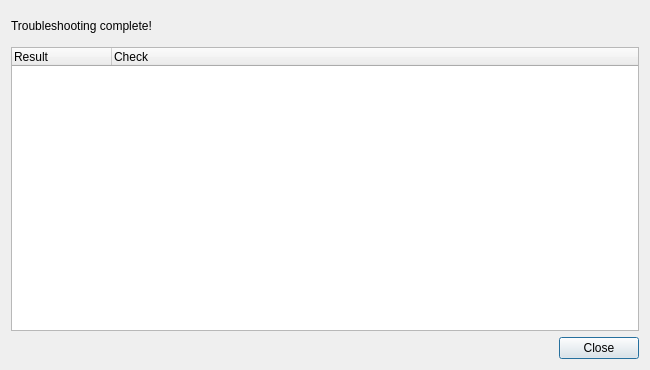
Qt form data/qt/troubleshooter.ui (polychromatic/polychromatic) before a commit.
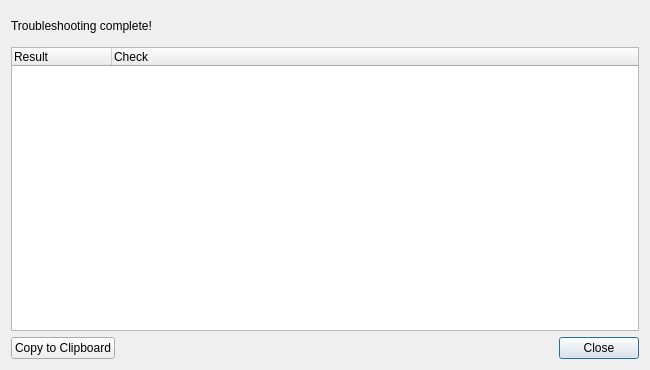
The same form after that commit. Icons and pictures are not drawn.

Commit message: troubleshooter: Colour $ commands and add copy to clipboard

Diff of the .ui file:
```diff
--- a/data/qt/troubleshooter.ui
+++ b/data/qt/troubleshooter.ui
@@ -111,6 +111,19 @@
       <property name="bottomMargin">
        <number>0</number>
       </property>
+      <item>
+       <widget class="QPushButton" name="CopyToClipboard">
+        <property name="text">
+         <string>Copy to Clipboard</string>
+        </property>
+        <property name="icon">
+         <iconset theme="edit-copy"/>
+        </property>
+        <property name="shortcut">
+         <string>Ctrl+C</string>
+        </property>
+       </widget>
+      </item>
       <item>
        <spacer name="horizontalSpacer">
         <property name="orientation">
```
The commit also changes 1 other file.
